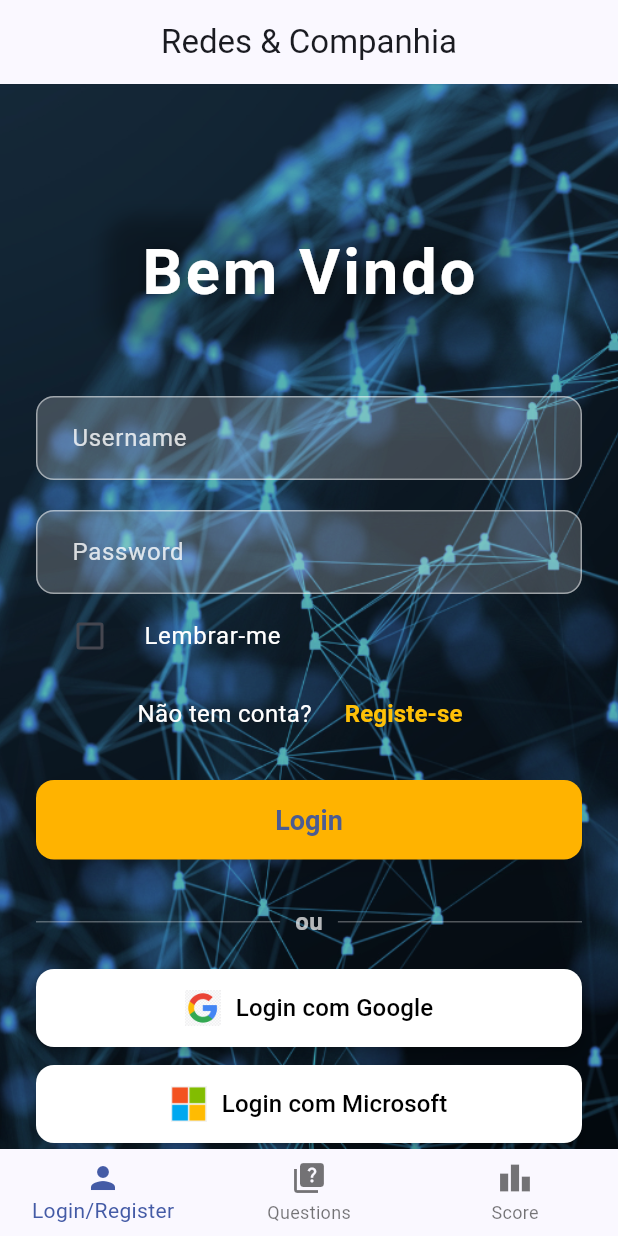
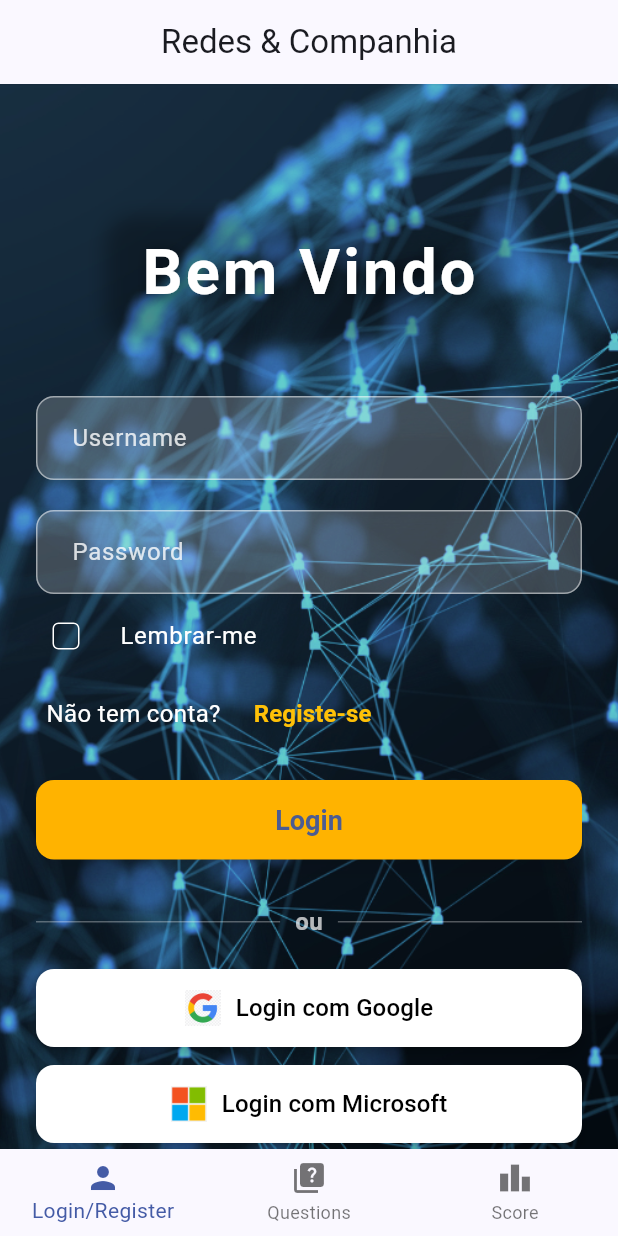
Before and after one commit to PedroLeite2/Exercicio2, a Flutter app: the screen it shows after launch, on a phone screen of 412 x 824 dp. Run offline on Flutter 3.47's test engine with Material 3 defaults, Android fonts, the phone set to English and light mode, and no system bars; our stand-ins replace another_flushbar, diacritic, shared_preferences, sqflite; accounts and stored records are empty.

Commit message:
Last commit

```diff
--- a/lib/configure_questions_widget.dart
+++ b/lib/configure_questions_widget.dart
@@ -66,10 +66,7 @@ class _ConfigureQuestionsPageState extends State<ConfigureQuestionsPage> {
                   Row(
                     mainAxisAlignment: MainAxisAlignment.spaceBetween,
                     children: [
-                      IconButton(
-                        icon: const Icon(Icons.arrow_back, color: Colors.white),
-                        onPressed: () => Navigator.of(context).pop(),
-                      ),
+
                       Container(
                         padding: const EdgeInsets.symmetric(
                           horizontal: 16,
--- a/lib/login_widget.dart
+++ b/lib/login_widget.dart
@@ -2,6 +2,7 @@ import 'package:avaliacaoex2/main.dart';
 import 'package:flutter/material.dart';
 import 'database_helper.dart';
 import 'configure_questions_widget.dart';
+import 'package:another_flushbar/flushbar.dart';
 
 Widget buildWidgetLogin() {
   return const LoginRegisterPage();
@@ -18,7 +19,6 @@ class _LoginRegisterPageState extends State<LoginRegisterPage> {
   final GlobalKey<FormState> _formKey = GlobalKey<FormState>();
   final TextEditingController _nameController = TextEditingController();
   final TextEditingController _passwordController = TextEditingController();
-  String _message = "";
   bool rememberMe = false;
   bool isThereAnUser = true;
   String username = "";
@@ -55,15 +55,28 @@ class _LoginRegisterPageState extends State<LoginRegisterPage> {
     final name = _nameController.text.trim();
     final password = _passwordController.text.trim();
     bool success = await DatabaseHelper.instance.loginUser(name, password);
-    setState(
-      () => _message = success ? "Login successful!" : "Invalid credentials.",
-    );
+
     if (success) {
       await DatabaseHelper.instance.saveLoggedUser(name);
       bottomNavIndexNotifier.value = 1;
       _nameController.clear();
       _passwordController.clear();
       _paginaConfigurarQuestoes(name);
+    } else {
+      Flushbar(
+        messageText: Text(
+          "Username ou password incorretos.",
+          textAlign: TextAlign.center,
+          style: const TextStyle(fontSize: 18, color: Colors.black),
+        ),
+        backgroundColor: const Color.fromARGB(255, 231, 161, 145),
+        duration: const Duration(seconds: 2),
+        flushbarPosition: FlushbarPosition.TOP,
+        margin: const EdgeInsets.all(16),
+        borderRadius: BorderRadius.circular(8),
+      ).show(context);
+      _nameController.clear();
+      _passwordController.clear();
     }
   }
 
@@ -124,7 +137,7 @@ class _LoginRegisterPageState extends State<LoginRegisterPage> {
             ),
           ),
           // Dark overlay for better readability
-          Container(color: Colors.black.withOpacity(0.3)),
+          Container(color: Colors.black.withOpacity(0.2)),
 
           SingleChildScrollView(
             padding: const EdgeInsets.all(24.0),
@@ -198,23 +211,49 @@ class _LoginRegisterPageState extends State<LoginRegisterPage> {
                           return null;
                         },
                       ),
-                      CheckboxListTile(
+                      Theme(
+                        data: Theme.of(context).copyWith(
+                          checkboxTheme: CheckboxThemeData(
+                            shape: RoundedRectangleBorder(
+                              borderRadius: BorderRadius.circular(4),
+                            ),
+                            side: const BorderSide(color: Colors.white),
+                          ),
+                        ),
+                        child: SizedBox(
+                          width: double.infinity,
+                          child: Align(
+                            alignment: Alignment.centerLeft,
+                            child: CheckboxListTile(
                               value: rememberMe,
                               onChanged: onChanged,
                               title: const Text(
                                 "Lembrar-me",
-                          style: TextStyle(color: Colors.white),
+                                style: TextStyle(
+                                  color: Colors.white,
+                                  fontSize: 16,
+                                ),
                               ),
                               controlAffinity: ListTileControlAffinity.leading,
                               activeColor: Colors.amber.shade600,
                               checkColor: Colors.white,
+                              contentPadding: EdgeInsets.zero,
                             ),
-                      Row(
-                        mainAxisAlignment: MainAxisAlignment.center,
+                          ),
+                        ),
+                      ),
+
+                      SizedBox(
+                        width: MediaQuery.of(context).size.width * 0.85,
+                        child: Row(
+                          mainAxisAlignment: MainAxisAlignment.start,
                           children: [
                             const Text(
                               "Não tem conta?",
-                            style: TextStyle(fontSize: 16, color: Colors.white),
+                              style: TextStyle(
+                                fontSize: 16,
+                                color: Colors.white,
+                              ),
                             ),
                             const SizedBox(width: 10),
                             TextButton(
@@ -229,6 +268,7 @@ class _LoginRegisterPageState extends State<LoginRegisterPage> {
                               ),
                             ),
                           ],
+                        ),
                       ),
                       const SizedBox(height: 20),
                       SizedBox(
@@ -337,14 +377,6 @@ class _LoginRegisterPageState extends State<LoginRegisterPage> {
                         ),
                       ),
                       const SizedBox(height: 20),
-                      Text(
-                        _message,
-                        style: const TextStyle(
-                          color: Colors.amber,
-                          fontSize: 16,
-                          fontWeight: FontWeight.bold,
-                        ),
-                      ),
                     ],
                   ),
                 ),
--- a/lib/main.dart
+++ b/lib/main.dart
@@ -129,7 +129,12 @@ class _MyExercicioTesteState extends State<MyExercicioTeste> {
   @override
   Widget build(BuildContext context) {
     return Scaffold(
-      appBar: AppBar(title: Text(widget.title), centerTitle: true),
+      appBar: AppBar(
+        automaticallyImplyLeading: false,
+        leading: Container(),
+        title: Text(widget.title),
+        centerTitle: true,
+      ),
       body: Navigator(key: _navigatorKey, onGenerateRoute: _onGenerateRoute),
       bottomNavigationBar: ValueListenableBuilder<int>(
         valueListenable: _selectedIndex,
--- a/lib/questions_widget.dart
+++ b/lib/questions_widget.dart
@@ -266,10 +266,6 @@ class _QuestionsPageState extends State<QuestionsPage> {
                   Row(
                     mainAxisAlignment: MainAxisAlignment.spaceBetween,
                     children: [
-                      IconButton(
-                        icon: const Icon(Icons.arrow_back, color: Colors.white),
-                        onPressed: () => Navigator.of(context).pop(),
-                      ),
                       Container(
                         padding: const EdgeInsets.symmetric(
                           horizontal: 16,
```
Also changed, not shown: lib/register_widget.dart (+11 -3 lines), lib/score_widget.dart (+20 -3 lines), assets/images/background_inicial.jpg (added). Lines whose indentation alone changed are shown as unchanged.
